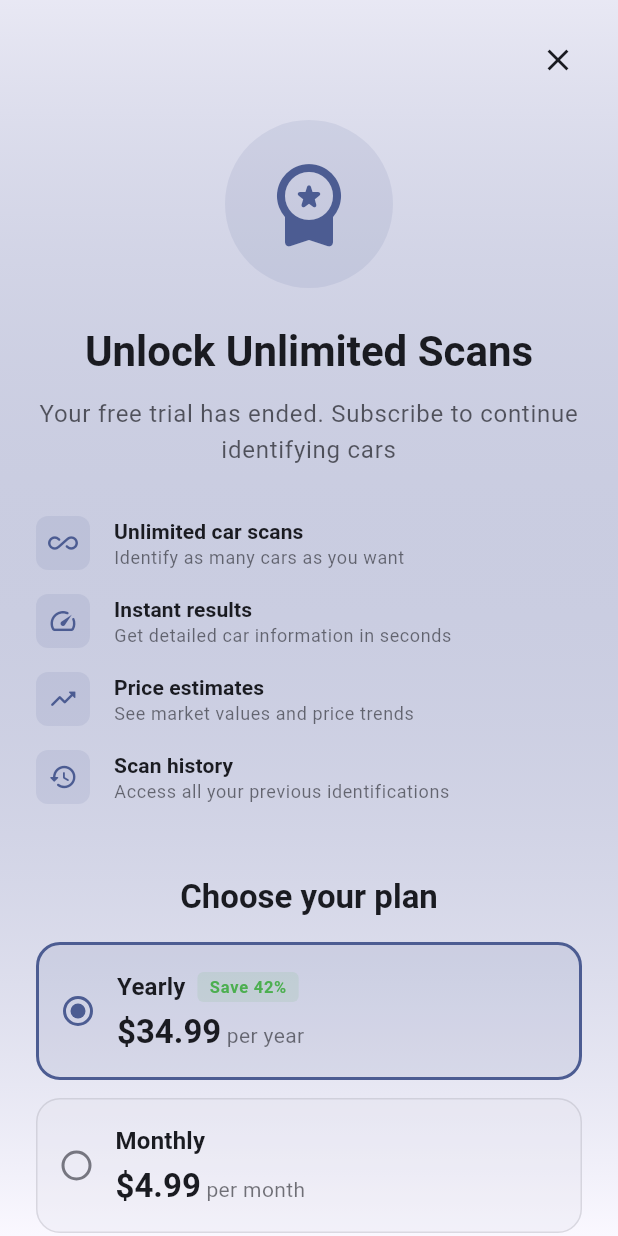
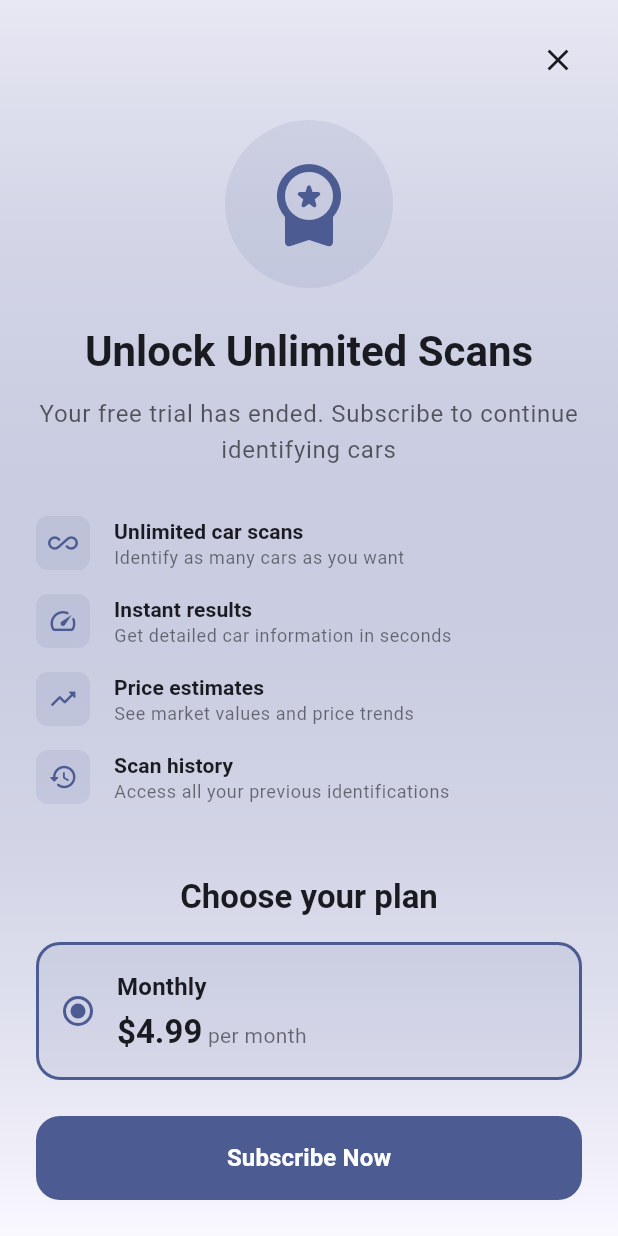
Before and after one commit to CyberTud/caridentifier, a Flutter app: the PaywallScreen screen opened directly, on a phone screen of 412 x 824 dp. Run offline on Flutter 3.47's test engine with Material 3 defaults, Android fonts, the phone set to English and light mode, and no system bars; our stand-ins replace camera, dio, flutter_riverpod, freezed_annotation, go_router, hive and 4 more; accounts and stored records are empty.

Commit message:
Link monthly subscription from App Store Connect
- Updated product ID to use correct format: com.carpeek.app.monthly
- Product Reference: 21787541, Apple ID: 6752904090
- Commented out yearly subscription UI until configured
- Added subscription configuration documentation
- Fixed "No element" error by using proper product ID format

Note: Product ID in App Store Connect must be: com.carpeek.app.monthly

🤖 Generated with Claude Code

Co-Authored-By: Claude <noreply@anthropic.com>

```diff
--- a/lib/infrastructure/services/subscription_service.dart
+++ b/lib/infrastructure/services/subscription_service.dart
@@ -5,8 +5,8 @@ import 'package:in_app_purchase/in_app_purchase.dart';
 import 'package:hive_flutter/hive_flutter.dart';
 
 class SubscriptionService {
-  static const String _monthlyProductId = 'carpeek_monthly';
-  static const String _yearlyProductId = 'carpeek_yearly';
+  static const String _monthlyProductId = 'com.carpeek.app.monthly';  // Product ID format: bundleID.productName
+  static const String _yearlyProductId = 'com.carpeek.app.yearly';  // TODO: Configure in App Store Connect
   static const String _subscriptionBoxName = 'subscription_data';
   static const String _scanTrackingBoxName = 'scan_tracking';
   static const int _freeScansBeforePaywall = 1;
--- a/lib/presentation/widgets/paywall_screen.dart
+++ b/lib/presentation/widgets/paywall_screen.dart
@@ -14,7 +14,7 @@ class PaywallScreen extends StatefulWidget {
 class _PaywallScreenState extends State<PaywallScreen> {
   final SubscriptionService _subscriptionService = SubscriptionService.instance;
   bool _isLoading = false;
-  String _selectedPlan = 'yearly';
+  String _selectedPlan = 'monthly';  // Default to monthly since only that's configured
 
   @override
   Widget build(BuildContext context) {
@@ -129,21 +129,22 @@ class _PaywallScreenState extends State<PaywallScreen> {
                           ),
                         ),
                         const SizedBox(height: 16),
-                        // Yearly plan
-                        _buildPlanOption(
-                          context,
-                          title: 'Yearly',
-                          price: '\$34.99',
-                          period: 'per year',
-                          savings: 'Save 42%',
-                          isSelected: _selectedPlan == 'yearly',
-                          onTap: () {
-                            setState(() {
-                              _selectedPlan = 'yearly';
-                            });
-                          },
-                        ),
-                        const SizedBox(height: 12),
+                        // TODO: Uncomment when yearly subscription is added in App Store Connect
+                        // // Yearly plan
+                        // _buildPlanOption(
+                        //   context,
+                        //   title: 'Yearly',
+                        //   price: '\$34.99',
+                        //   period: 'per year',
+                        //   savings: 'Save 42%',
+                        //   isSelected: _selectedPlan == 'yearly',
+                        //   onTap: () {
+                        //     setState(() {
+                        //       _selectedPlan = 'yearly';
+                        //     });
+                        //   },
+                        // ),
+                        // const SizedBox(height: 12),
                         // Monthly plan
                         _buildPlanOption(
                           context,
@@ -400,11 +401,15 @@ class _PaywallScreenState extends State<PaywallScreen> {
 
     try {
       bool success = false;
-      if (_selectedPlan == 'yearly') {
-        success = await _subscriptionService.purchaseYearlySubscription();
-      } else {
-        success = await _subscriptionService.purchaseMonthlySubscription();
-      }
+      // For now, only monthly is configured
+      success = await _subscriptionService.purchaseMonthlySubscription();
+
+      // TODO: Uncomment when yearly is added
+      // if (_selectedPlan == 'yearly') {
+      //   success = await _subscriptionService.purchaseYearlySubscription();
+      // } else {
+      //   success = await _subscriptionService.purchaseMonthlySubscription();
+      // }
 
       if (success && mounted) {
         Navigator.pop(context, true);
```
Also changed, not shown: 5 other files.
